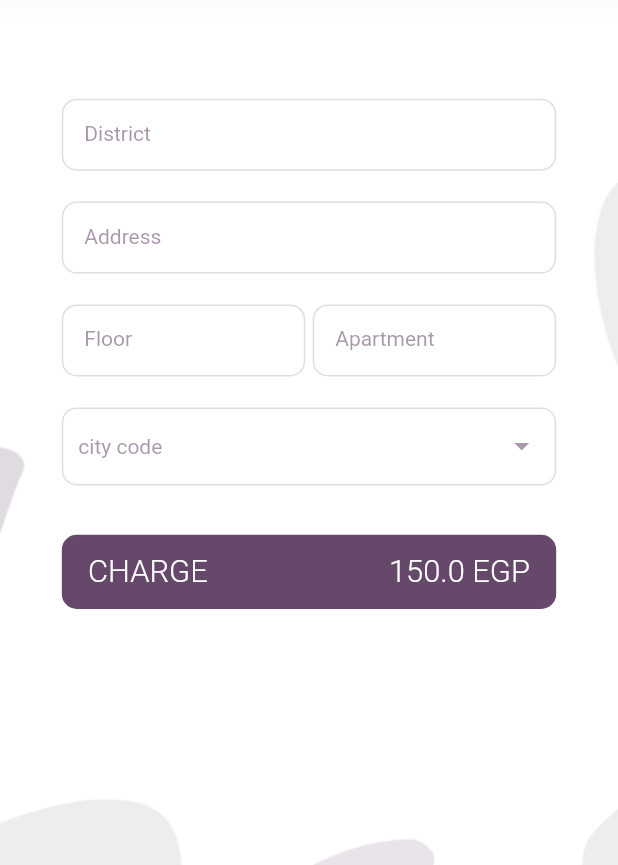
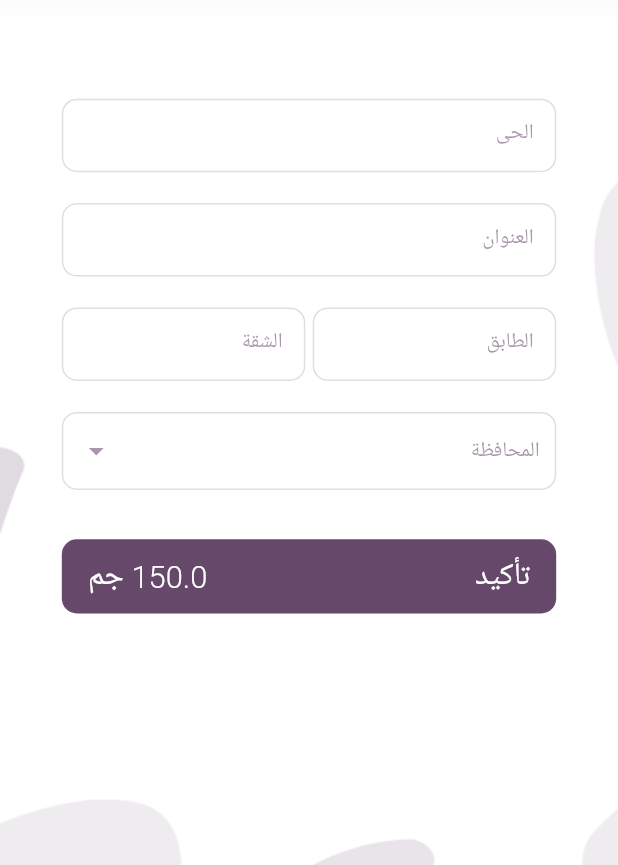
Before and after one commit to m0h2medtalaat/cowpay, a Flutter app: the screen it shows after launch, after a tap on "Cash Collection", on a phone screen of 412 x 824 dp, the part 371-1236 px from its top. Run offline on Flutter 3.47's test engine with Material 2 defaults, Android fonts, the phone set to English and light mode, and no system bars; our stand-ins replace bloc, equatable, flutter_bloc, formz; accounts and stored records are empty.

Commit message:
localization

```diff
--- a/example/lib/cash_collection_example.dart
+++ b/example/lib/cash_collection_example.dart
@@ -15,6 +15,7 @@ class CashCollectionExample extends StatelessWidget {
   @override
   Widget build(BuildContext context) {
     return CashCollectionWidget(
+      localizationCode: LocalizationCode.ar,
         amount: amount,
         customerEmail: customerEmail,
         customerMobile: customerMobile,
--- a/example/lib/credit_card_example.dart
+++ b/example/lib/credit_card_example.dart
@@ -15,6 +15,7 @@ class CreditCardExample extends StatelessWidget {
   Widget build(BuildContext context) {
     return
       CreditCardWidget(
+        localizationCode: LocalizationCode.ar,
         amount: amount,
         customerEmail: customerEmail,
         customerMobile: customerMobile,
--- a/lib/bloc/bloc/cash_collection_bloc.dart
+++ b/lib/bloc/bloc/cash_collection_bloc.dart
@@ -6,6 +6,7 @@ import 'package:cowpay/bloc/state/cash_collection_state.dart';
 import 'package:cowpay/cowpay.dart';
 import 'package:cowpay/formz_models/num_text_input.dart';
 import 'package:cowpay/formz_models/text_input.dart';
+import 'package:cowpay/helpers/localization.dart';
 import 'package:cowpay/models/cash_collection_response_model.dart';
 import 'package:flutter/material.dart';
 import 'package:formz/formz.dart';
@@ -98,7 +99,7 @@ class CashCollectionBloc
     CashCollectionState state,
   ) {
     final cashCollectionCityCode =
-        TextInput.dirty(testList[event.cashCollectionCityKey]!);
+        TextInput.dirty(Localization().citiesList[event.cashCollectionCityKey]!);
 
     return state.copyWith(
       cityKey: event.cashCollectionCityKey,
--- a/lib/helpers/enum_models.dart
+++ b/lib/helpers/enum_models.dart
@@ -2,6 +2,8 @@ import 'package:cowpay/api_calls/urls_data.dart';
 import 'package:flutter/material.dart';
 
 enum CowpayEnvironment { production, staging }
+
+enum LocalizationCode { en, ar }
 
 extension CowpayEnvironmenteExtension on CowpayEnvironment {
   String? get baseUrl {
@@ -44,8 +46,8 @@ extension DialogTypeExtension on DialogType {
   }
 }
 
- Map<String,String> testList ={
-  "Cairo	Downtown":"EG-01" ,
+ Map<String,String> citiesListEn ={
+  "Cairo":"EG-01" ,
   "Giza & Haram":"EG-01" ,
  "Downtown Alex": "EG-02" ,
   "Sahel":"EG-03" ,
@@ -58,7 +60,7 @@ extension DialogTypeExtension on DialogType {
   "Sharqia":"EG-10" ,
    "Isamilia":"EG-11" ,
    "Suez":"EG-12" ,
-   "Port":"EG-13" ,
+   "Port Said":"EG-13" ,
    "Damietta":"EG-14",
   "Fayoum":"EG-15" ,
    "Bani Suif":"EG-16" ,
@@ -69,3 +71,61 @@ extension DialogTypeExtension on DialogType {
    "Aswan":"EG-21",
    "Luxor":"EG-22",
 };
+
+Map<String,String> citiesListAr ={
+  "القاهرة":"EG-01" ,
+  "الجيزة و الهرم":"EG-01" ,
+  "الاسكندرية": "EG-02" ,
+  "الساحل":"EG-03" ,
+  "البحيرة":"EG-04",
+  "الدقهلية":"EG-05" ,
+  "القليوبية":"EG-06" ,
+  "الغربية":"EG-07" ,
+  "كفر الشيخ":"EG-08" ,
+  "المنوفية":"EG-09",
+  "الشرقية":"EG-10" ,
+  "الاسماعيلية":"EG-11" ,
+  "السويس":"EG-12" ,
+  "بورسعيد":"EG-13" ,
+  "دمياط":"EG-14",
+  "الفيوم":"EG-15" ,
+  "بني سويف":"EG-16" ,
+  "اسيوط":"EG-17",
+  "سوهاج":"EG-18" ,
+  "المنيا":"EG-19"
+  ,"قنا":"EG-20" ,
+  "اسوان":"EG-21",
+  "الاقصر":"EG-22",
+};
+
+Map<String,String> localizationMapEn ={
+  "district":"District" ,
+  "address":"Address" ,
+  "floor":"Floor" ,
+  "apartment":"Apartment",
+  "city":"City" ,
+  "confirm":"CONFIRM",
+  "egp":"EGP"  ,
+  "mm":"MM",
+  "yy":"YY",
+  "cardHolderName":"Card Holder Name",
+  "cardNumber":"Card Number",
+  "cvv":"CVV",
+  "pay":"PAY"
+};
+
+Map<String,String> localizationMapAr ={
+  "district":"الحى" ,
+  "address":"العنوان" ,
+  "floor":"الطابق" ,
+  "apartment":"الشقة",
+  "city":"المحافظة" ,
+  "confirm":"تأكيد",
+  "egp":"جم",
+  "mm":"شهر" ,
+  "yy":"سنة",
+"cardHolderName":"اسم حامل البطاقة",
+  "cardNumber":"رقم البطاقة",
+  "cvv":"رمز الامان (CVV)",
+  "pay":"ادفع"
+};
--- /dev/null
+++ b/lib/helpers/localization.dart
@@ -0,0 +1,14 @@
+import 'package:cowpay/cowpay.dart';
+import 'package:flutter/material.dart';
+
+class Localization {
+  static Localization _instance = new Localization.internal();
+
+  Localization.internal();
+
+  factory Localization() => _instance;
+
+  LocalizationCode localizationCode =LocalizationCode.en ;
+  Map localizationMap = localizationMapEn;
+  Map citiesList = citiesListEn;
+}
--- a/lib/ui/widgets/cash_collection_widget.dart
+++ b/lib/ui/widgets/cash_collection_widget.dart
@@ -1,4 +1,6 @@
 library cowpay;
+
+import 'dart:ui';
 
 import 'package:cowpay/bloc/bloc/cash_collection_bloc.dart';
 import 'package:cowpay/bloc/event/cash_collection_event.dart';
@@ -6,6 +8,7 @@ import 'package:cowpay/bloc/state/cash_collection_state.dart';
 import 'package:cowpay/formz_models/num_text_input.dart';
 import 'package:cowpay/formz_models/text_input.dart';
 import 'package:cowpay/helpers/enum_models.dart';
+import 'package:cowpay/helpers/localization.dart';
 import 'package:cowpay/helpers/screen_size.dart';
 import 'package:cowpay/models/cash_collection_response_model.dart';
 import 'package:cowpay/ui/generic_views/button_loading_view.dart';
@@ -32,6 +35,7 @@ class CashCollectionWidget extends StatelessWidget {
 
   final CowpayEnvironment activeEnvironment;
   final double amount;
+  final LocalizationCode ?localizationCode;
   final double? height;
   final Color? /*backGroundColor, cardColor,*/ buttonColor,
       buttonTextColor,
@@ -44,6 +48,7 @@ class CashCollectionWidget extends StatelessWidget {
 
   CashCollectionWidget(
       {required this.amount,
+         this.localizationCode,
       required this.activeEnvironment,
       required this.customerEmail,
       required this.customerMobile,
@@ -67,6 +72,11 @@ class CashCollectionWidget extends StatelessWidget {
   Widget build(BuildContext context) {
     ScreenSize().height = MediaQuery.of(context).size.height;
     ScreenSize().width = MediaQuery.of(context).size.width;
+    if(localizationCode == LocalizationCode.ar){
+      Localization().localizationMap = localizationMapAr;
+      Localization().localizationCode =LocalizationCode.ar;
+      Localization().citiesList =citiesListAr;
+    }
 
     return BlocProvider<CashCollectionBloc>(
       create: (context) {
@@ -85,6 +95,8 @@ class CashCollectionWidget extends StatelessWidget {
         onPanDown: (_) {
           FocusScope.of(context).unfocus();
         },
+        child: Directionality(
+          textDirection: localizationCode == LocalizationCode.ar ? TextDirection.rtl:TextDirection.ltr,
           child: Scaffold(
             resizeToAvoidBottomInset: false,
             body: Stack(
@@ -178,7 +190,7 @@ class CashCollectionWidget extends StatelessWidget {
                                   SizedBox(
                                     height: ScreenSize().height! * 0.025,
                                   ),
-                                _CityCodeDropDown(mainColor:  mainColor),
+                                  _CityCodeDropDown(mainColor:  mainColor, hint: Localization().localizationMap["city"] ,),
                                   SizedBox(
                                     height: ScreenSize().height! * 0.04,
                                   ),
@@ -203,14 +215,16 @@ class CashCollectionWidget extends StatelessWidget {
             ),
           ),
         ),
+      ),
     );
   }
 }
 
 class _CityCodeDropDown extends StatelessWidget {
   Color? mainColor;
+  final String hint;
 
-  _CityCodeDropDown({this.mainColor});
+  _CityCodeDropDown({this.mainColor , required this.hint});
   @override
   Widget build(BuildContext context) {
     return BlocBuilder<CashCollectionBloc, CashCollectionState>(
@@ -220,12 +234,12 @@ class _CityCodeDropDown extends StatelessWidget {
         builder: (context, state) {
           bool isNotValid =
               state.status.isInvalid && state.cashCollectionCityCode.invalid;
-          return cityCodeDropdownMenu(state, context, isNotValid);
+          return cityCodeDropdownMenu(state, context, isNotValid , hint);
         });
   }
 
   Widget cityCodeDropdownMenu(
-      CashCollectionState state, BuildContext context, bool isNotValid) {
+      CashCollectionState state, BuildContext context, bool isNotValid ,  String hint) {
     return Column(
       children: [
         Container(
@@ -260,12 +274,12 @@ class _CityCodeDropDown extends StatelessWidget {
                     style: TextStyle(color: mainColor ?? Color(0xff66496A)),
                     dropdownColor: mainColor!=null?Colors.white:Color(0xffF0EDF0),
                     hint: Text(
-                      'city code',
+                      hint,
                       style: TextStyle(
                           color: /*mainColor?.withOpacity(0.4) ??*/ Color(0x9066496A),
                           fontSize: 14),
                     ),
-                    items: testList.entries.map((e) {
+                    items: Localization().citiesList.entries.map((e) {
                       return DropdownMenuItem<String>(
                         value: e.key,
                         child: Text(e.key),
@@ -329,14 +343,14 @@ class _ChargeButton extends StatelessWidget {
                   child: Row(
                     mainAxisAlignment: MainAxisAlignment.spaceBetween,
                     children: [
-                      Text("CHARGE",
+                      Text(Localization().localizationMap["confirm"],
                           style: buttonTextStyle ??
                               TextStyle(
                                   fontWeight: FontWeight.w300,
                                   fontSize: 0.025 * ScreenSize().height!,
                                   color: Colors.white),
                           textScaleFactor: 1),
-                      Text("$amount EGP",
+                      Text("$amount ${Localization().localizationMap["egp"]}",
                           style: buttonTextStyle ??
                               TextStyle(
                                   fontWeight: FontWeight.w300,
@@ -370,6 +384,7 @@ class _DistrictInput extends StatelessWidget {
   final FocusNode nextFocusNode;
   final InputDecoration? inputDecoration;
 
+
   _DistrictInput(
       {this.style,
       this.inputDecoration,
@@ -394,7 +409,7 @@ class _DistrictInput extends StatelessWidget {
           obscureText: false,
           textInputAction: TextInputAction.next,
           textInputType: TextInputType.text,
-          hintText: 'District',
+          hintText:  Localization().localizationMap["district"],
           onChange: onCashCollectionDistrictChange,
           currentFocus: currentFocusNode,
           nextFocus: nextFocusNode,
@@ -439,7 +454,7 @@ class _AddressInput extends StatelessWidget {
           obscureText: false,
           textInputAction: TextInputAction.next,
           textInputType: TextInputType.text,
-          hintText: 'Address',
+          hintText: Localization().localizationMap["address"],
           onChange: onCashCollectionAddressChange,
           currentFocus: currentFocusNode,
           nextFocus: nextFocusNode,
@@ -484,7 +499,7 @@ class _FloorInput extends StatelessWidget {
           obscureText: false,
           textInputAction: TextInputAction.next,
           textInputType: TextInputType.number,
-          hintText: 'Floor',
+          hintText: Localization().localizationMap["floor"],
           onChange: onCashCollectionFloorChange,
           currentFocus: currentFocusNode,
           nextFocus: nextFocusNode,
@@ -530,7 +545,7 @@ class _ApartmentInput extends StatelessWidget {
           obscureText: false,
           textInputAction: TextInputAction.next,
           textInputType: TextInputType.number,
-          hintText: 'Apartment',
+          hintText: Localization().localizationMap["apartment"],
           onChange: onCashCollectionApartmentChange,
           currentFocus: currentFocusNode,
           nextFocus: nextFocusNode,
@@ -546,56 +561,3 @@ class _ApartmentInput extends StatelessWidget {
         .add(CashCollectionApartmentChange(value));
   }
 }
-
-class _CityCodeInput extends StatelessWidget {
-  final TextStyle? style;
-  final InputDecoration? inputDecoration;
-  final FocusNode currentFocusNode;
-
-  _CityCodeInput({
-    this.style,
-    this.inputDecoration,
-    required this.currentFocusNode,
-    Color? mainColor,
-  });
-
-  @override
-  Widget build(BuildContext context) {
-    return BlocBuilder<CashCollectionBloc, CashCollectionState>(
-      buildWhen: (previous, current) =>
-          previous.cashCollectionCityCode != current.cashCollectionCityCode ||
-          previous.status != current.status,
-      builder: (context, state) {
-        bool isNotValid =
-            state.cashCollectionCityCode.invalid && state.status.isInvalid;
-        return TextInputView(
-          style: style,
-          inputDecoration: inputDecoration,
-          width: (ScreenSize().width! * 0.2),
-          mainContext: context,
-          isNotValid: isNotValid,
-          obscureText: false,
-          textInputAction: TextInputAction.next,
-          textInputType: TextInputType.number,
-          hintText: 'City code',
-          onChange: onCashCollectionCityCodeChange,
-          currentFocus: currentFocusNode,
-          onFieldSubmitted: (_) {
-            onClickSubmit(context);
-          },
-          errorMessage: state.cashCollectionCityCode.error?.message,
-        );
-      },
-    );
-  }
-
-  void onCashCollectionCityCodeChange(BuildContext context, String value) {
-    context.read<CashCollectionBloc>().add(CashCollectionCityKeyChange(value));
-  }
-
-  void onClickSubmit(
-    BuildContext context,
-  ) {
-    context.read<CashCollectionBloc>().add(ChargeValidation(context));
-  }
-}
```
Also changed, not shown: lib/ui/widgets/credit_card_widget.dart (+18 -8 lines). Lines whose indentation alone changed are shown as unchanged.
